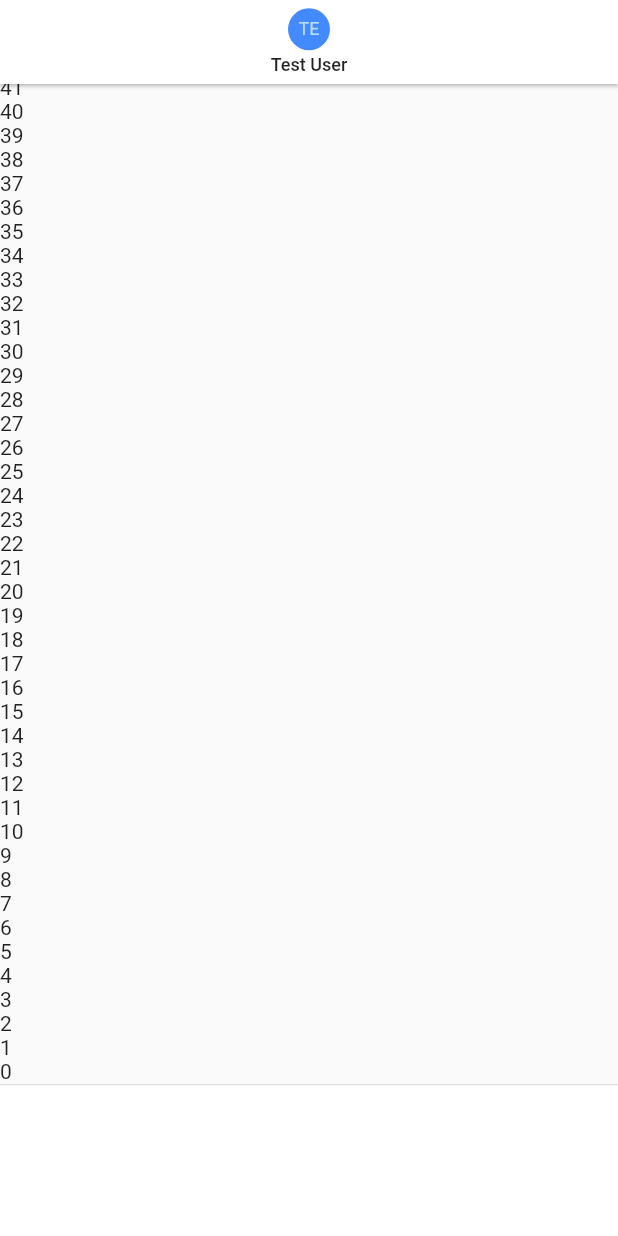
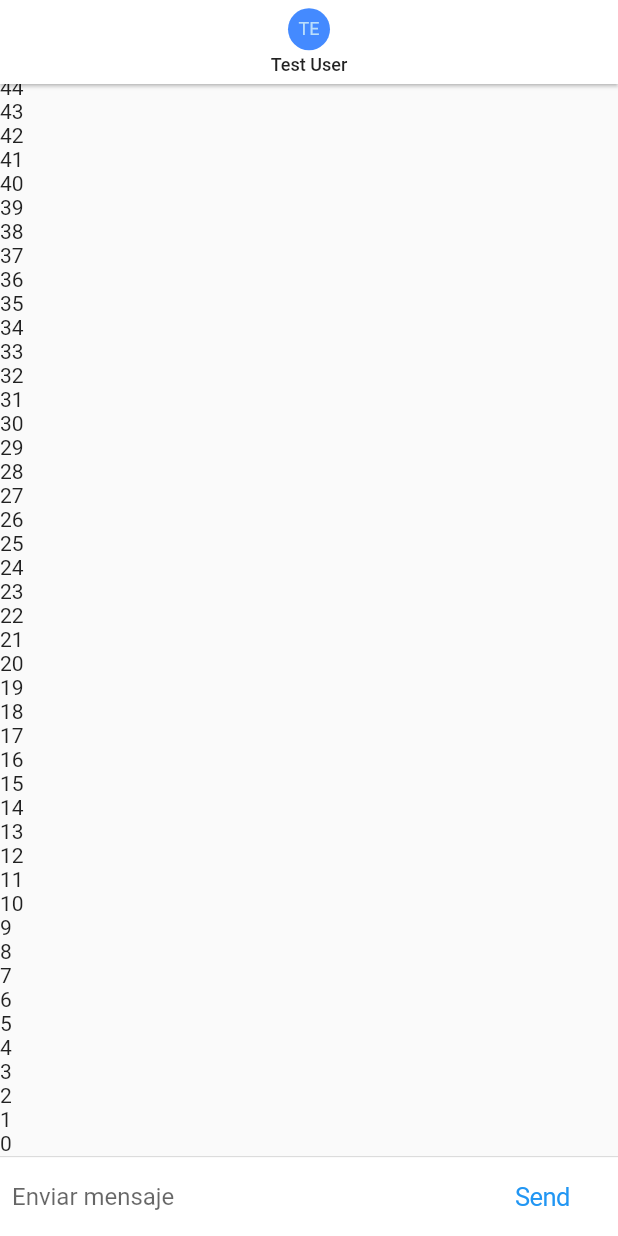
Before and after one commit to cesaroer/FlutterAvanzado, a Flutter app: the screen it shows after launch, on a phone screen of 412 x 824 dp. Run offline on Flutter 3.47's test engine with Material 2 defaults, Android fonts, the phone set to English and light mode, and no system bars; our stand-ins replace pie_chart, pull_to_refresh, socket_io_client.

Commit message:
Added first design of text bar

```diff
--- a/02-chat_app/lib/pages/chat_page.dart
+++ b/02-chat_app/lib/pages/chat_page.dart
@@ -1,6 +1,17 @@
+import 'dart:io';
+
+import 'package:flutter/cupertino.dart';
 import 'package:flutter/material.dart';
 
-class ChatPage extends StatelessWidget {
+class ChatPage extends StatefulWidget {
+  @override
+  State<ChatPage> createState() => _ChatPageState();
+}
+
+class _ChatPageState extends State<ChatPage> {
+  final _textController = TextEditingController();
+  final _focusNode = FocusNode();
+
   @override
   Widget build(BuildContext context) {
     return Scaffold(
@@ -41,11 +52,51 @@ class ChatPage extends StatelessWidget {
             Divider(height: 2),
             Container(
               color: Colors.white,
-              height: 100,
+              child: _inputChat(),
             ),
           ],
         ),
       ),
     );
   }
+
+  Widget _inputChat() {
+    return SafeArea(
+      child: Container(
+        margin: const EdgeInsets.symmetric(horizontal: 8),
+        child: Row(
+          children: [
+            Flexible(
+              child: TextField(
+                controller: _textController,
+                onSubmitted: _handleSubmit,
+                onChanged: (text) {},
+                decoration:
+                    InputDecoration.collapsed(hintText: "Enviar mensaje"),
+                focusNode: _focusNode,
+              ),
+            ),
+            Container(
+              margin: const EdgeInsets.symmetric(horizontal: 4.0),
+              child: !Platform.isIOS
+                  ? CupertinoButton(child: Text("Send"), onPressed: () {})
+                  : Container(
+                      margin: const EdgeInsets.symmetric(horizontal: 4.0),
+                      child: IconButton(
+                        onPressed: () {},
+                        icon: Icon(Icons.send, color: Colors.blue),
+                      ),
+                    ),
+            )
+          ],
+        ),
+      ),
+    );
+  }
+
+  _handleSubmit(String text) {
+    print(text);
+    _textController.clear();
+    _focusNode.requestFocus();
+  }
 }
```
